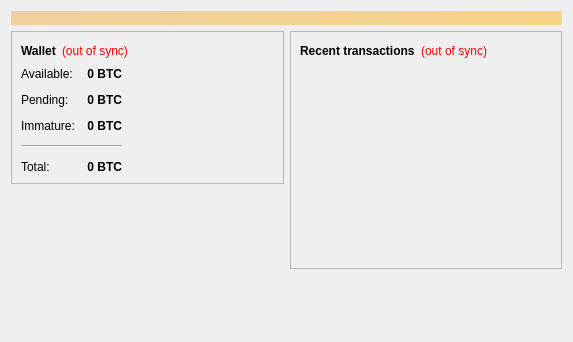
First picture: the form in src/qt/forms/overviewpage.ui, repository cockcoin/cockcoin, before the edit.
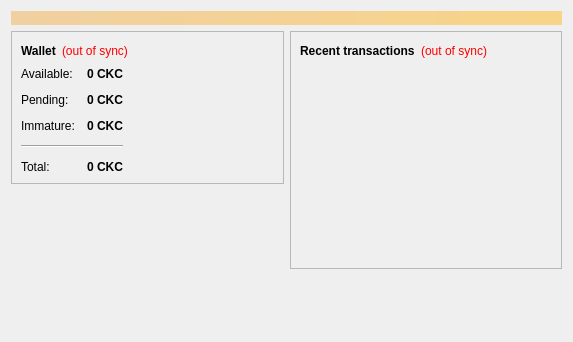
Second picture: the form after the edit.

```diff
--- a/src/qt/forms/overviewpage.ui
+++ b/src/qt/forms/overviewpage.ui
@@ -124,7 +124,7 @@
                <string>Your current spendable balance</string>
               </property>
               <property name="text">
-               <string notr="true">0 BTC</string>
+               <string notr="true">0 CKC</string>
               </property>
               <property name="alignment">
                <set>Qt::AlignRight|Qt::AlignTrailing|Qt::AlignVCenter</set>
@@ -156,7 +156,7 @@
                <string>Total of transactions that have yet to be confirmed, and do not yet count toward the spendable balance</string>
               </property>
               <property name="text">
-               <string notr="true">0 BTC</string>
+               <string notr="true">0 CKC</string>
               </property>
               <property name="alignment">
                <set>Qt::AlignRight|Qt::AlignTrailing|Qt::AlignVCenter</set>
@@ -185,7 +185,7 @@
                <string>Mined balance that has not yet matured</string>
               </property>
               <property name="text">
-               <string notr="true">0 BTC</string>
+               <string notr="true">0 CKC</string>
               </property>
               <property name="alignment">
                <set>Qt::AlignRight|Qt::AlignTrailing|Qt::AlignVCenter</set>
@@ -217,7 +217,7 @@
                <string>Your current total balance</string>
               </property>
               <property name="text">
-               <string notr="true">0 BTC</string>
+               <string notr="true">0 CKC</string>
               </property>
               <property name="alignment">
                <set>Qt::AlignRight|Qt::AlignTrailing|Qt::AlignVCenter</set>
```
Left out of the diff: 4 changed lines with no effect on the pictures.
